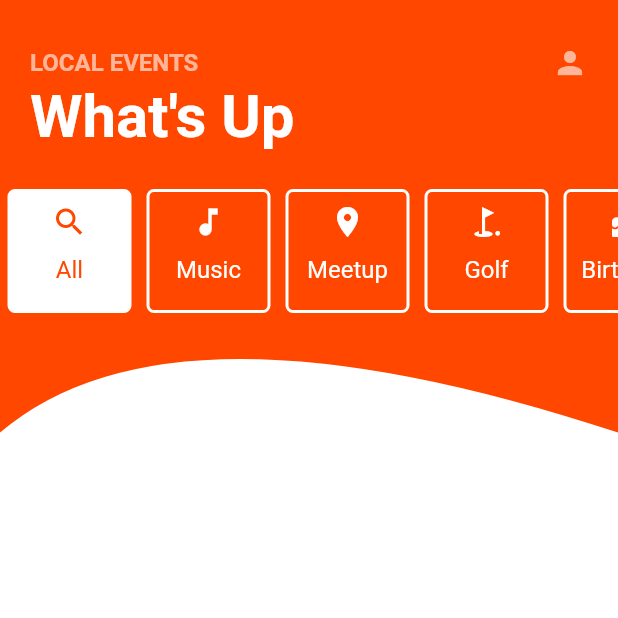
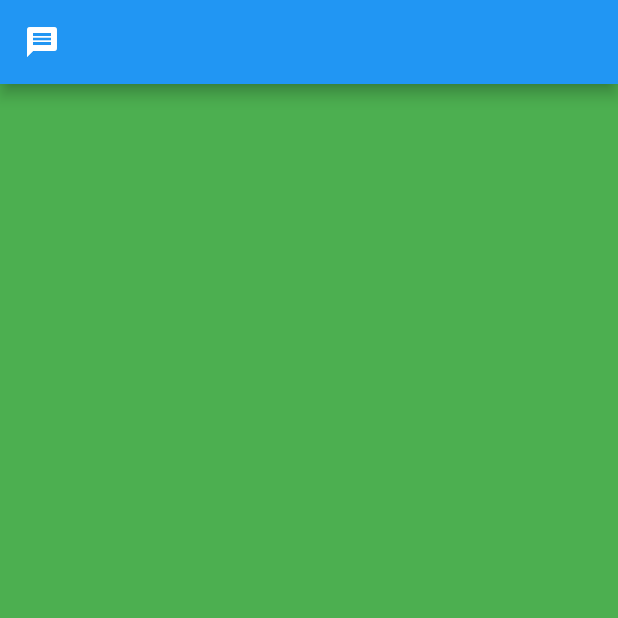
Before and after one commit to aoeminh/flutterdemo, a Flutter app: the screen it shows after launch, on a phone screen of 412 x 824 dp, the top half of it. Run offline on Flutter 3.47's test engine with Material 2 defaults, Android fonts, the phone set to English and light mode, and no system bars; our stand-ins replace convert, dio, fluttertoast, rxdart, shared_preferences, sqflite; missing offline and left inert: access_settings_menu; accounts and stored records are empty.

Commit message:
create chat page

```diff
--- /dev/null
+++ b/flutter_app/lib/chat/chat.dart
@@ -0,0 +1,60 @@
+import 'package:flutter/material.dart';
+import 'package:flutter_app/chat/chat_page.dart';
+
+class Chat extends StatelessWidget {
+  @override
+  Widget build(BuildContext context) {
+    return MaterialApp(
+      home: ChatHome(),
+    );
+  }
+}
+
+class ChatHome extends StatefulWidget {
+  @override
+  _ChatHomeState createState() => _ChatHomeState();
+}
+
+class _ChatHomeState extends State<ChatHome> {
+  bool isShow = false;
+
+  @override
+  Widget build(BuildContext context) {
+    print('$isShow');
+    return Scaffold(
+      appBar: AppBar(
+        leading: InkWell(
+            onTap: (){
+              setState(() {
+                isShow= !isShow;
+              });
+            },
+            child: Icon(Icons.message)),
+      ),
+      body: Stack(children :<Widget>[
+        Container(
+//          height: 2000,
+          color: Colors.green,
+        ),
+        Positioned(
+          bottom: 10,
+          right: 10,
+          child: InkWell(
+            onTap: (){
+              Navigator.push(context, MaterialPageRoute(builder: (context) => ChatPage()));
+            },
+            child: Offstage(
+              offstage: !isShow,
+                child: Container(
+                  height: 300,
+                  width: 200,
+                  color: Colors.orange,
+                ),
+            ),
+          ),
+        )
+      ]),
+
+    );
+  }
+}
--- /dev/null
+++ b/flutter_app/lib/chat/message.dart
@@ -0,0 +1,9 @@
+class Message {
+  Message({this.content, this.id, this.isOwner, this.time, this.userName});
+
+  String content;
+  String id;
+  bool isOwner;
+  String time;
+  String userName;
+}
--- a/flutter_app/lib/local_event_app/home/local_app_home.dart
+++ b/flutter_app/lib/local_event_app/home/local_app_home.dart
@@ -135,7 +135,7 @@ class _HomePageState extends State<HomePage> {
      return InkWell(
        onTap: (){},
        child: EventWidget(
-         imagePath: ,
+//         imagePath: ,
 
        ),
      );
--- a/flutter_app/lib/main.dart
+++ b/flutter_app/lib/main.dart
@@ -3,10 +3,11 @@ import 'package:flutter_app/rxdart/rxdart.dart';
 
 import 'animation/easing_animation.dart';
 import 'animation/parenting_animation_widget_home.dart';
+import 'chat/chat.dart';
 import 'clock/clock.dart';
 import 'local_event_app/home/local_app_home.dart';
 
-void main() => runApp(LocalMain());
+void main() => runApp(Chat());
 
 class MyApp extends StatefulWidget {
   // This widget is the root of your application.
```
Also changed, not shown: flutter_app/lib/chat/chat_page.dart (added, +69 -0 lines), flutter_app/lib/chat/friend_message_widget.dart (added, +34 -0 lines), flutter_app/lib/chat/owner_message_widget.dart (added, +26 -0 lines).
